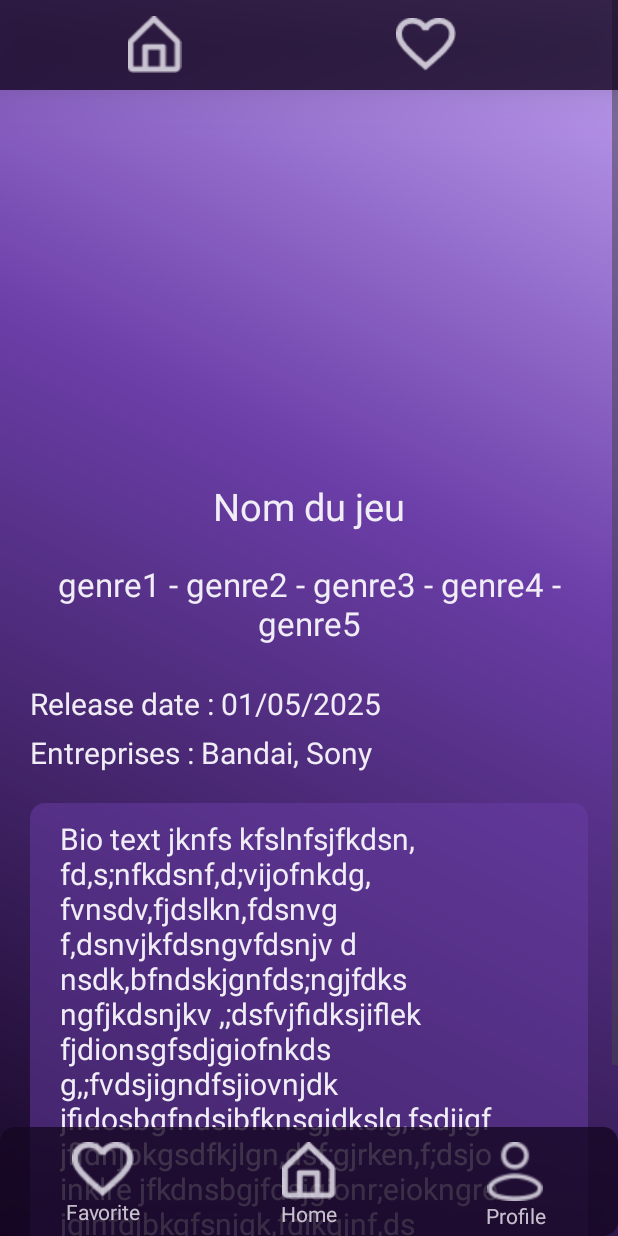
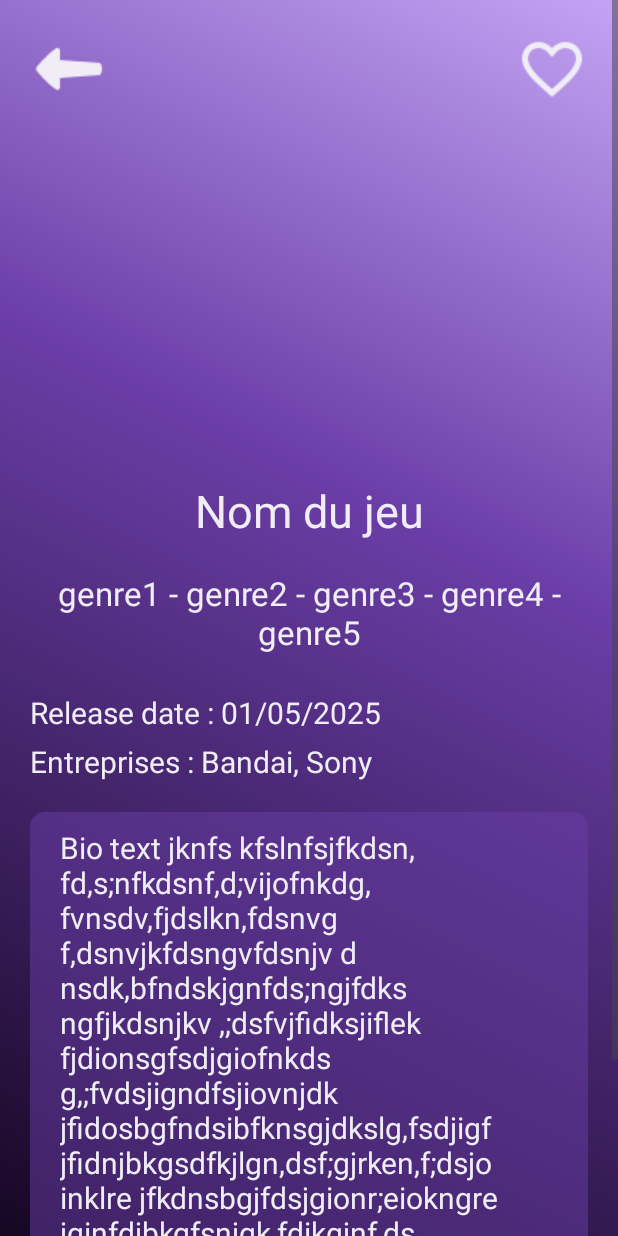
Before and after one commit to AbdelGJL/WikiGames, an Android app: the GameInfo screen opened directly, with no data from a screen before it, on a phone screen of 412 x 824 dp. Run offline under Robolectric (Android 15) with nearby library versions, the phone set to English and light mode, and no system bars.

Commit message:
pages visu finies

```diff
--- a/app/build.gradle.kts
+++ b/app/build.gradle.kts
@@ -15,6 +15,9 @@ android {
         versionName = "1.0"
 
         testInstrumentationRunner = "androidx.test.runner.AndroidJUnitRunner"
+        vectorDrawables {
+            useSupportLibrary = true
+        }
     }
 
     buildTypes {
@@ -33,6 +36,17 @@ android {
     kotlinOptions {
         jvmTarget = "1.8"
     }
+    buildFeatures {
+        compose = true
+    }
+    composeOptions {
+        kotlinCompilerExtensionVersion = "1.4.3"
+    }
+    packaging {
+        resources {
+            excludes += "/META-INF/{AL2.0,LGPL2.1}"
+        }
+    }
 }
 
 dependencies {
@@ -41,7 +55,20 @@ dependencies {
     implementation("androidx.appcompat:appcompat:1.6.1")
     implementation("com.google.android.material:material:1.11.0")
     implementation("androidx.constraintlayout:constraintlayout:2.1.4")
+    implementation("androidx.lifecycle:lifecycle-runtime-ktx:2.7.0")
+    implementation("androidx.activity:activity-compose:1.8.2")
+    implementation(platform("androidx.compose:compose-bom:2023.03.00"))
+    implementation("androidx.compose.ui:ui")
+    implementation("androidx.compose.ui:ui-graphics")
+    implementation("androidx.compose.ui:ui-tooling-preview")
+    implementation("androidx.compose.material3:material3")
+    implementation(platform("androidx.compose:compose-bom:2023.03.00"))
     testImplementation("junit:junit:4.13.2")
     androidTestImplementation("androidx.test.ext:junit:1.1.5")
     androidTestImplementation("androidx.test.espresso:espresso-core:3.5.1")
+    androidTestImplementation(platform("androidx.compose:compose-bom:2023.03.00"))
+    androidTestImplementation("androidx.compose.ui:ui-test-junit4")
+    androidTestImplementation(platform("androidx.compose:compose-bom:2023.03.00"))
+    debugImplementation("androidx.compose.ui:ui-tooling")
+    debugImplementation("androidx.compose.ui:ui-test-manifest")
 }
--- a/app/src/main/AndroidManifest.xml
+++ b/app/src/main/AndroidManifest.xml
@@ -12,6 +12,11 @@
         android:supportsRtl="true"
         android:theme="@style/Theme.WikiGames"
         tools:targetApi="31">
+        <activity
+            android:name=".FavoriteActivity"
+            android:exported="false"
+            android:label="@string/title_activity_favorite"
+            android:theme="@style/Theme.WikiGames" />
         <activity
             android:name=".GameInfo"
             android:exported="false" />
--- a/app/src/main/java/com/example/wikigames/Profile.kt
+++ b/app/src/main/java/com/example/wikigames/Profile.kt
@@ -1,11 +1,17 @@
 package com.example.wikigames
 
+import android.content.Intent
 import androidx.appcompat.app.AppCompatActivity
 import android.os.Bundle
+import android.widget.LinearLayout
 
 class Profile : AppCompatActivity() {
     override fun onCreate(savedInstanceState: Bundle?) {
         super.onCreate(savedInstanceState)
         setContentView(R.layout.activity_profile)
+
     }
+
+
+
 }
--- a/app/src/main/res/layout/activity_game_info.xml
+++ b/app/src/main/res/layout/activity_game_info.xml
@@ -12,8 +12,7 @@
         android:layout_width="match_parent"
         android:layout_height="60dp"
         android:orientation="horizontal"
-        android:background="@color/darkcolor80"
-        android:elevation="20dp"
+        android:layout_marginTop="16dp"
         android:gravity="center_vertical"
         app:layout_constraintTop_toTopOf="parent"
         app:layout_constraintEnd_toEndOf="parent"
@@ -22,28 +21,32 @@
 
         <ImageView
             android:id="@+id/back_arrow"
-            android:layout_width="match_parent"
+            android:layout_width="wrap_content"
             android:layout_height="wrap_content"
-            android:layout_weight="1"
-            android:src="@drawable/home_icon_white" />
+            android:layout_weight="0"
+            android:layout_marginStart="20dp"
+            android:src="@drawable/back_arrow" />
 
+        <Space
+        android:layout_width="0dp"
+        android:layout_height="0dp"
+        android:layout_weight="1" />
 
         <ImageView
             android:id="@+id/heart"
-            android:layout_width="match_parent"
+            android:layout_width="wrap_content"
             android:layout_height="wrap_content"
-            android:layout_weight="1"
-            android:layout_marginEnd="50dp"
-            android:src="@drawable/favorite_icon_white"
-            />
+            android:layout_weight="0"
+            android:layout_marginEnd="20dp"
+            android:src="@drawable/heart" />
 
     </LinearLayout>
 
     <ScrollView
         android:layout_width="match_parent"
         android:layout_height="match_parent"
-        tools:layout_editor_absoluteX="0dp"
-        tools:layout_editor_absoluteY="-190dp">
+        tools:layout_editor_absoluteX="205dp"
+        tools:layout_editor_absoluteY="0dp">
 
         <LinearLayout
             android:id="@+id/vertical_layout"
@@ -74,15 +77,15 @@
                 android:text="Nom du jeu"
                 android:textAlignment="center"
                 android:textColor="@color/offwhite"
-                android:textSize="25sp" />
+                android:textSize="30sp" />
 
             <TextView
                 android:id="@+id/genre"
                 android:layout_width="match_parent"
                 android:layout_height="wrap_content"
                 android:layout_marginStart="20dp"
+                android:layout_marginTop="20dp"
                 android:layout_marginEnd="20dp"
-                android:layout_marginTop="20dp"
                 android:text="genre1 - genre2 - genre3 - genre4 - genre5"
                 android:textAlignment="center"
                 android:textColor="@color/offwhite"
@@ -93,8 +96,8 @@
                 android:layout_width="match_parent"
                 android:layout_height="wrap_content"
                 android:layout_marginStart="20dp"
+                android:layout_marginTop="25dp"
                 android:layout_marginEnd="20dp"
-                android:layout_marginTop="25dp"
                 android:text="Release date : 01/05/2025"
                 android:textAlignment="textStart"
                 android:textColor="@color/offwhite"
@@ -105,8 +108,8 @@
                 android:layout_width="match_parent"
                 android:layout_height="wrap_content"
                 android:layout_marginStart="20dp"
+                android:layout_marginTop="5dp"
                 android:layout_marginEnd="20dp"
-                android:layout_marginTop="5dp"
                 android:text="Entreprises : Bandai, Sony"
                 android:textAlignment="textStart"
                 android:textColor="@color/offwhite"
@@ -145,98 +148,5 @@ iojdfilksoighdfskjlgfjdsklng,fsdp
 
     </ScrollView>
 
-    <LinearLayout
-        android:id="@+id/horizontal_layout"
-        android:layout_width="match_parent"
-        android:layout_height="wrap_content"
-        android:orientation="horizontal"
-        android:background="@drawable/dark_background_50"
-        android:elevation="20dp"
-        app:layout_constraintBottom_toBottomOf="parent"
-        app:layout_constraintEnd_toEndOf="parent"
-        app:layout_constraintStart_toStartOf="parent"
-        >
-
-
-        <LinearLayout
-            android:layout_width="0dp"
-            android:layout_height="match_parent"
-            android:layout_weight="1"
-            android:layout_marginTop="10dp"
-            android:layout_marginBottom="5dp"
-            android:orientation="vertical">
-
-            <ImageView
-                android:id="@+id/imageView2"
-                android:layout_width="match_parent"
-                android:layout_height="wrap_content"
-                android:layout_weight="1"
-                android:src="@drawable/favorite_icon_white" />
-
-            <TextView
-                android:id="@+id/textView3"
-                android:layout_width="match_parent"
-                android:layout_height="wrap_content"
-                android:layout_weight="1"
-                android:text="Favorite"
-                android:textColor="@color/offwhite80"
-                android:textAlignment="center"/>
-
-        </LinearLayout>
-
-        <LinearLayout
-            android:layout_width="0dp"
-            android:layout_height="match_parent"
-            android:layout_weight="1"
-            android:layout_marginTop="10dp"
-            android:layout_marginBottom="5dp"
-            android:orientation="vertical">
-
-            <ImageView
-                android:id="@+id/imageView3"
-                android:layout_width="match_parent"
-                android:layout_height="wrap_content"
-                android:layout_weight="1"
-                android:src="@drawable/home_icon_white" />
-
-            <TextView
-                android:id="@+id/textView4"
-                android:layout_width="match_parent"
-                android:layout_height="wrap_content"
-                android:layout_weight="1"
-                android:text="Home"
-                android:textColor="@color/offwhite80"
-                android:textAlignment="center"/>
-
-        </LinearLayout>
-
-        <LinearLayout
-            android:layout_width="0dp"
-            android:layout_height="match_parent"
-            android:layout_weight="1"
-            android:layout_marginTop="10dp"
-            android:layout_marginBottom="5dp"
-            android:orientation="vertical">
-
-            <ImageView
-                android:id="@+id/imageView4"
-                android:layout_width="match_parent"
-                android:layout_height="wrap_content"
-                android:layout_weight="1"
-                android:src="@drawable/user_icon_white" />
-
-            <TextView
-                android:id="@+id/textView5"
-                android:layout_width="match_parent"
-                android:layout_height="12dp"
-                android:layout_weight="1"
-                android:textColor="@color/offwhite80"
-                android:text="Profile"
-                android:textAlignment="center"/>
-
-        </LinearLayout>
-
-
-    </LinearLayout>
 
 </androidx.constraintlayout.widget.ConstraintLayout>
--- a/app/src/main/res/layout/activity_profile.xml
+++ b/app/src/main/res/layout/activity_profile.xml
@@ -78,6 +78,7 @@
 
 
         <LinearLayout
+            android:id="@+id/favorite_navbar"
             android:layout_width="0dp"
             android:layout_height="match_parent"
             android:layout_weight="1"
@@ -90,7 +91,7 @@
                 android:layout_width="match_parent"
                 android:layout_height="wrap_content"
                 android:layout_weight="1"
-                android:src="@drawable/favorite_icon_white" />
+                android:src="@drawable/favorite_icon" />
 
             <TextView
                 android:id="@+id/textView3"
@@ -104,6 +105,7 @@
         </LinearLayout>
 
         <LinearLayout
+            android:id="@+id/home_navbar"
             android:layout_width="0dp"
             android:layout_height="match_parent"
             android:layout_weight="1"
@@ -130,6 +132,7 @@
         </LinearLayout>
 
         <LinearLayout
+            android:id="@+id/profile_navbar"
             android:layout_width="0dp"
             android:layout_height="match_parent"
             android:layout_weight="1"
--- a/app/src/main/res/values/strings.xml
+++ b/app/src/main/res/values/strings.xml
@@ -1,3 +1,4 @@
 <resources>
     <string name="app_name">WikiGames</string>
+    <string name="title_activity_favorite">FavoriteActivity</string>
 </resources>
```
Also changed, not shown: app/src/main/res/drawable/back_arrow.png (added), app/src/main/res/drawable/favorite_icon.png (added), app/src/main/res/drawable/favorite_icon_white.png (deleted), app/src/main/res/drawable/favorite_icon_white50.png (deleted), app/src/main/res/drawable/heart.png (added), app/src/main/res/drawable/heart_filled.png (added).
